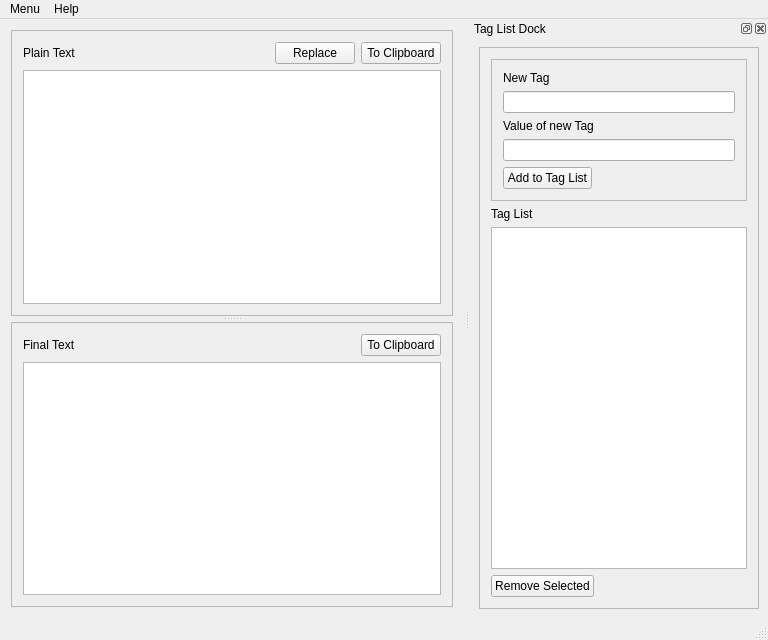
Qt form qt5/Replacer/mainwindow.ui (Ernesuma/replacer) before a commit.
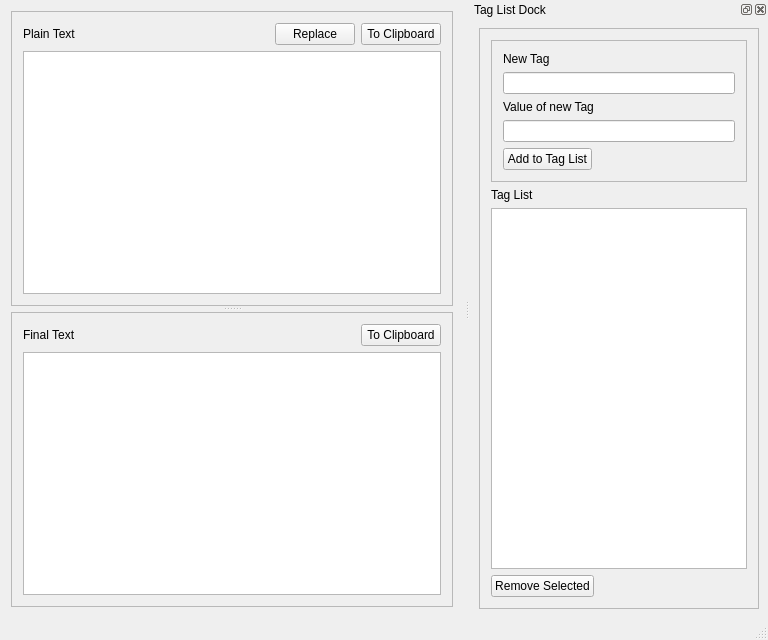
The same form after that commit.

Commit message: added Menus to Menu bar and populated them with Actions (only Exit works, yet)

The edit to the form file:
```diff
--- a/qt5/Replacer/mainwindow.ui
+++ b/qt5/Replacer/mainwindow.ui
@@ -119,28 +119,6 @@
     </item>
    </layout>
   </widget>
-  <widget class="QMenuBar" name="menuBar">
-   <property name="geometry">
-    <rect>
-     <x>0</x>
-     <y>0</y>
-     <width>768</width>
-     <height>22</height>
-    </rect>
-   </property>
-   <widget class="QMenu" name="menuMenu">
-    <property name="title">
-     <string>Menu</string>
-    </property>
-   </widget>
-   <widget class="QMenu" name="menuHelp">
-    <property name="title">
-     <string>Help</string>
-    </property>
-   </widget>
-   <addaction name="menuMenu"/>
-   <addaction name="menuHelp"/>
-  </widget>
   <widget class="QDockWidget" name="dockWidget">
    <property name="sizePolicy">
     <sizepolicy hsizetype="Preferred" vsizetype="Minimum">
```
Left out of the diff: 10 changed lines with no effect on the pictures. The commit also changes 2 other files.
